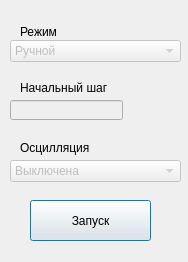
The window that dialog.ui (MikProtopopov/Diplom) describes before a commit, drawn with Qt 5.
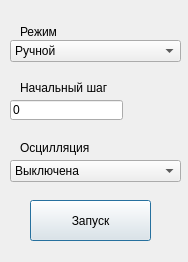
The same window after the commit.

What changed in the file:
```diff
--- a/dialog.ui
+++ b/dialog.ui
@@ -31,7 +31,7 @@
   </widget>
   <widget class="QLineEdit" name="lineEdit">
    <property name="enabled">
-    <bool>false</bool>
+    <bool>true</bool>
    </property>
    <property name="geometry">
     <rect>
@@ -41,6 +41,9 @@
      <height>20</height>
     </rect>
    </property>
+   <property name="text">
+    <string>0</string>
+   </property>
   </widget>
   <widget class="QLabel" name="label">
    <property name="geometry">
@@ -57,7 +60,7 @@
   </widget>
   <widget class="QComboBox" name="comboBox">
    <property name="enabled">
-    <bool>false</bool>
+    <bool>true</bool>
    </property>
    <property name="geometry">
     <rect>
@@ -93,7 +96,7 @@
   </widget>
   <widget class="QComboBox" name="comboBox_2">
    <property name="enabled">
-    <bool>false</bool>
+    <bool>true</bool>
    </property>
    <property name="geometry">
     <rect>
```
